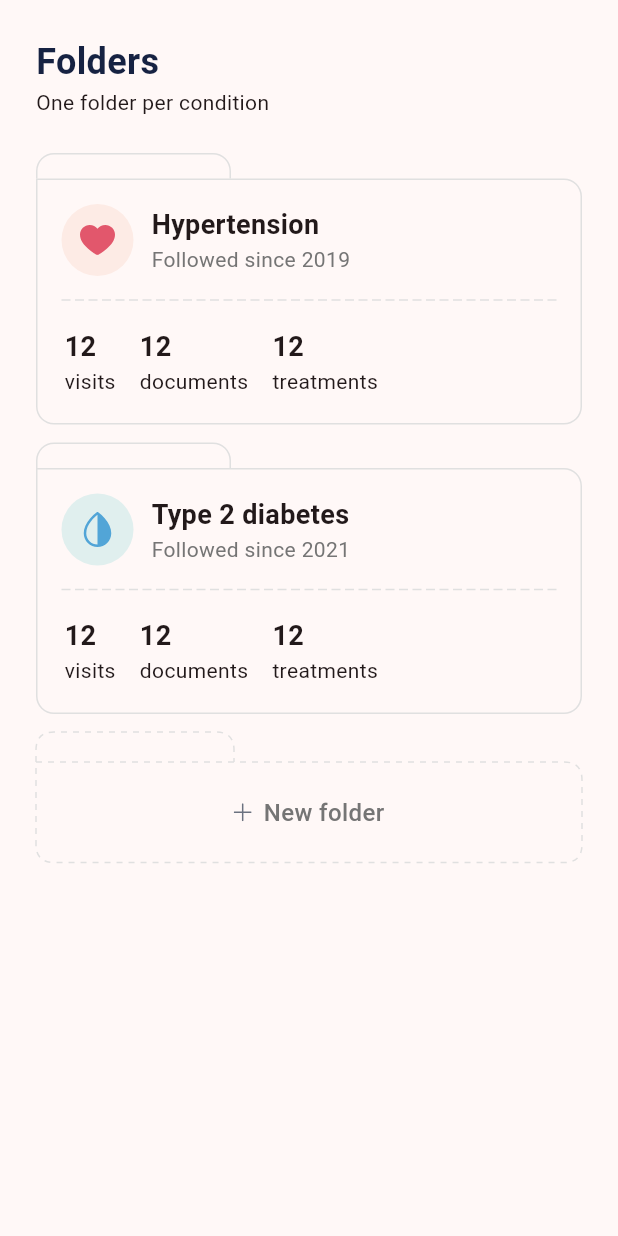
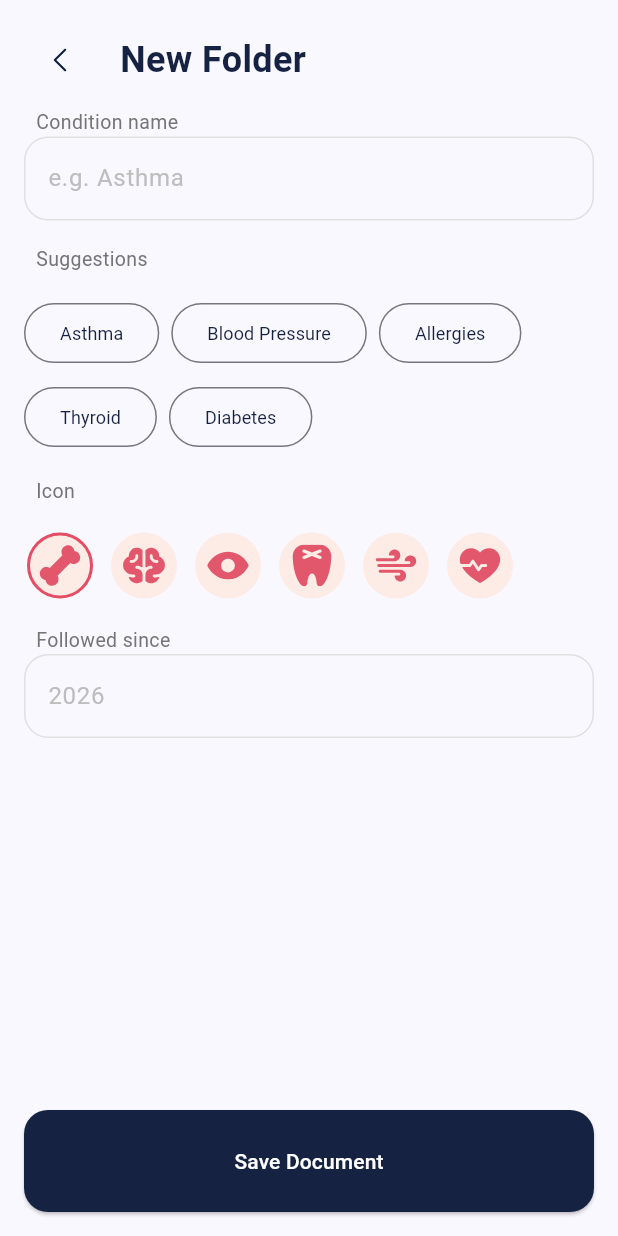
Before and after one commit to SpeedCode210/Heloderma, a Flutter app: the FoldersPage widget shown alone on an empty page, opened directly, after a tap on "New folder", on a phone screen of 412 x 824 dp. Run offline on Flutter 3.47's test engine with Material 3 defaults, Android fonts, the phone set to English and light mode, and no system bars; drawn by our look-alikes of dotted_border; our stand-ins replace flutter_svg.

Commit message:
Add AddDocument, AddVisit and NewFolder pages

```diff
--- a/lib/main.dart
+++ b/lib/main.dart
@@ -14,7 +14,7 @@ class MyApp extends StatelessWidget {
     return MaterialApp(
       title: 'Heloderma',
       theme: ThemeData(
-        colorScheme: .fromSeed(seedColor: HelodermaColors.darkPink),
+        colorScheme: .fromSeed(seedColor: HelodermaColors.darkBlue),
       ),
       home: const MainScreen(),
     );
--- a/lib/screens/folderspage.dart
+++ b/lib/screens/folderspage.dart
@@ -1,4 +1,5 @@
 import 'package:flutter/material.dart';
+import 'package:heloderma/screens/newfolder.dart';
 import 'package:intl/intl.dart';
 import 'package:heloderma/styles.dart' as Styles;
 import 'package:heloderma/colors.dart' as HelodermaColors;
@@ -282,7 +283,9 @@ class _FoldersPageState extends State<FoldersPage> {
             SizedBox(height: 24),
             for (var folder in _folders) _folderWidget(folder, context),
 
-            _newFolderButton(onTap: () {}),
+            _newFolderButton(onTap: () {
+              Navigator.of(context).push(MaterialPageRoute(builder: (_) => NewFolderScreen()));
+            }),
           ],
         ),
       ),
--- /dev/null
+++ b/lib/screens/newfolder.dart
@@ -0,0 +1,161 @@
+import 'package:flutter/material.dart';
+import 'package:heloderma/styles.dart' as Styles;
+import 'package:heloderma/widgets/textfield.dart';
+import 'package:heloderma/colors.dart' as HelodermaColors;
+
+import '../icons.dart';
+
+class NewFolderScreen extends StatefulWidget {
+  const NewFolderScreen({super.key});
+  @override
+  State<NewFolderScreen> createState() => _NewFolderState();
+}
+
+class _NewFolderState extends State<NewFolderScreen> {
+  final _conditionNameController = TextEditingController();
+
+  final List<String> _suggestions = [
+    'Asthma',
+    'Blood Pressure',
+    'Allergies',
+    'Thyroid',
+    'Diabetes',
+  ];
+
+  int _selectedIcon = 0;
+
+  final List<String> _icons = [
+    'assets/conditions/bone.svg',
+    'assets/conditions/brain.svg',
+    'assets/conditions/eye.svg',
+    'assets/conditions/tooth.svg',
+    'assets/conditions/lungs-wind.svg',
+    'assets/conditions/heart-pulse.svg',
+  ];
+  @override
+  Widget build(BuildContext context) {
+    return Scaffold(
+      body: Padding(
+        padding: EdgeInsets.all(16),
+        child: Column(
+          spacing: 8,
+          crossAxisAlignment: CrossAxisAlignment.stretch,
+          children: [
+            Row(
+              children: [
+                IconButton(
+                  icon: svgIcon('assets/ui/chevron-left.svg', size: 16),
+                  onPressed: () {
+                    Navigator.pop(context);
+                  },
+                ),
+                SizedBox(width: 16),
+                Text('New Folder', style: Styles.H1),
+              ],
+            ),
+            Expanded(
+              child: ListView(
+                children: [
+                  Form(
+                    child: Column(
+                      spacing: 16,
+                      crossAxisAlignment: CrossAxisAlignment.stretch,
+                      children: [
+                        helodermaTextField(
+                          controller: _conditionNameController,
+                          title: 'Condition name',
+                          hintText: 'e.g. Asthma',
+                        ),
+                        Padding(
+                          padding: EdgeInsets.only(left: 8),
+                          child: Text(
+                            'Suggestions',
+                            textAlign: TextAlign.start,
+                            style: TextStyle(
+                              fontSize: 13,
+                              color: Colors.grey.shade600,
+                            ),
+                          ),
+                        ),
+
+                        Wrap(
+                          spacing: 8,
+                          runSpacing: 8,
+                          children: [
+                            for (final suggestion in _suggestions)
+                              OutlinedButton(
+                                onPressed: () {
+                                  _conditionNameController.text = suggestion;
+                                },
+                                child: Text(
+                                  suggestion,
+                                  style: TextStyle(
+                                    color: HelodermaColors.darkBlue,
+                                    fontWeight: FontWeight.w400,
+                                    fontSize: 12,
+                                  ),
+                                ),
+                              ),
+                          ],
+                        ),
+
+                        Padding(
+                          padding: EdgeInsets.only(left: 8),
+                          child: Text(
+                            'Icon',
+                            textAlign: TextAlign.start,
+                            style: TextStyle(
+                              fontSize: 13,
+                              color: Colors.grey.shade600,
+                            ),
+                          ),
+                        ),
+
+                        Wrap(
+                          spacing: 8,
+                          runSpacing: 8,
+                          children: [
+                            for (int i = 0; i < _icons.length; i++)
+                              IconButton(
+                                style: IconButton.styleFrom(
+                                  backgroundColor: HelodermaColors.bgPink,
+                                  side: BorderSide(
+                                    color: _selectedIcon == i ? HelodermaColors
+                                        .darkPink : Colors.transparent,
+                                    width: 2,
+                                  ),
+                                ),
+                                icon: svgIcon(_icons[i], size: 28),
+                                onPressed: () {
+                                  setState(() {
+                                    _selectedIcon = i;
+                                  });
+                                },
+                              ),
+                          ],
+                        ),
+
+                        helodermaTextField(
+                          title: 'Followed since',
+                          hintText: '2026',
+                        ),
+                      ],
+                    ),
+                  ),
+                ],
+              ),
+            ),
+            ElevatedButton(
+              onPressed: () {},
+              style: Styles.blueButtonStyle,
+              child: Text(
+                'Save Document',
+                style: TextStyle(color: Colors.white),
+              ),
+            ),
+          ],
+        ),
+      ),
+    );
+  }
+}
--- /dev/null
+++ b/lib/widgets/textfield.dart
@@ -0,0 +1,43 @@
+import 'package:flutter/material.dart';
+
+Widget helodermaTextField({
+  required String title,
+  String? hintText,
+  void Function(String)? onChanged,
+  String? Function(String?)? validator,
+  TextInputType? keyboardType,
+  int maxLines = 1,
+  TextEditingController? controller
+}) {
+  return Column(
+    crossAxisAlignment: CrossAxisAlignment.stretch,
+    children: [
+      Padding(
+        padding: EdgeInsets.only(left: 8),
+        child: Text(
+          title,
+          textAlign: TextAlign.start,
+          style: TextStyle(fontSize: 13, color: Colors.grey.shade600),
+        ),
+      ),
+      TextFormField(
+        controller: controller,
+        onChanged: onChanged,
+        validator: validator,
+        maxLines: maxLines,
+        keyboardType: keyboardType,
+        decoration: InputDecoration(
+          border: OutlineInputBorder(borderRadius: BorderRadius.circular(16.0)),
+          enabledBorder: OutlineInputBorder(
+            borderRadius: BorderRadius.circular(16.0),
+            borderSide: BorderSide(color: Colors.grey.shade300),
+          ),
+          hintText: hintText,
+          hintStyle: TextStyle(
+            color: Colors.grey.shade400,
+          ), // Lighter grey hint text
+        ),
+      ),
+    ],
+  );
+}
```
Also changed, not shown: lib/screens/adddocument.dart (added, +148 -0 lines), lib/screens/addvisit.dart (added, +156 -0 lines), lib/screens/folder_screen.dart (+10 -1 lines).
